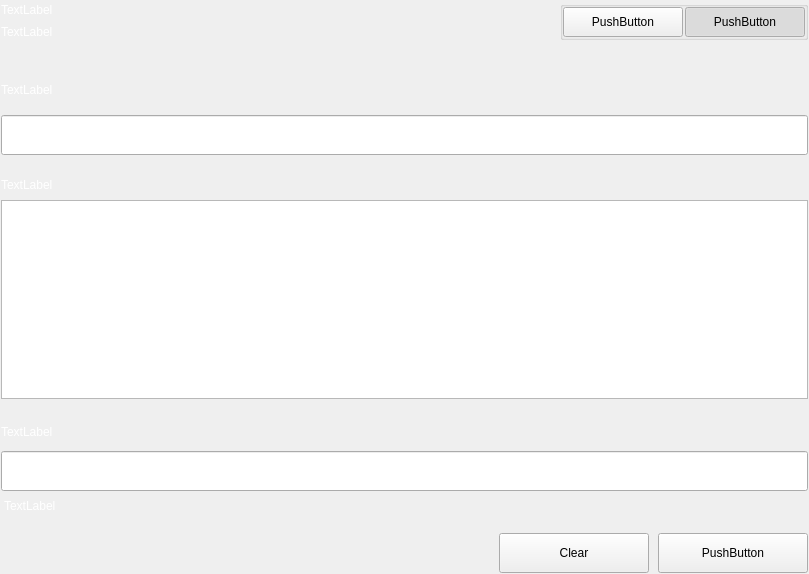
Old version of the form src/qt/settings/forms/settingssignmessagewidgets.ui in the repository eons-finance/ALQO.
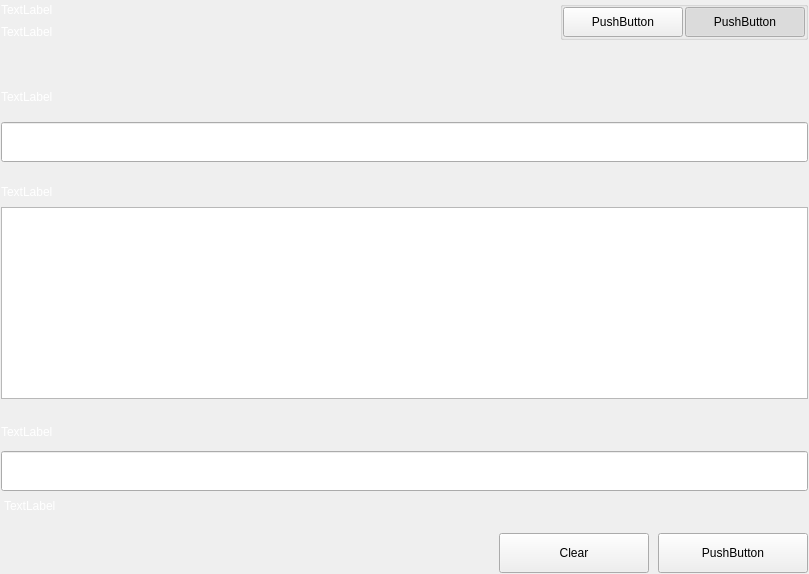
New version of the form.

The edit to the form file:
```diff
--- a/src/qt/settings/forms/settingssignmessagewidgets.ui
+++ b/src/qt/settings/forms/settingssignmessagewidgets.ui
@@ -229,12 +229,12 @@
             <enum>Qt::Vertical</enum>
            </property>
            <property name="sizeType">
-            <enum>QSizePolicy::Fixed</enum>
+            <enum>QSizePolicy::MinimumExpanding</enum>
            </property>
            <property name="sizeHint" stdset="0">
             <size>
              <width>20</width>
-             <height>40</height>
+             <height>30</height>
             </size>
            </property>
           </spacer>
```
